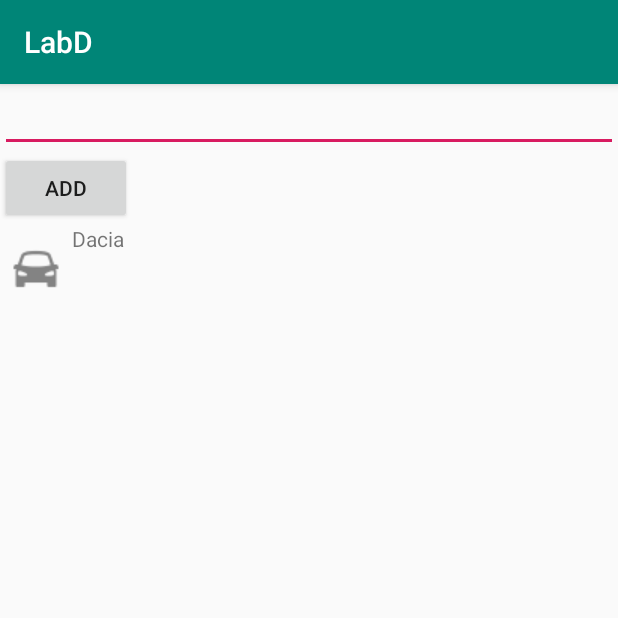
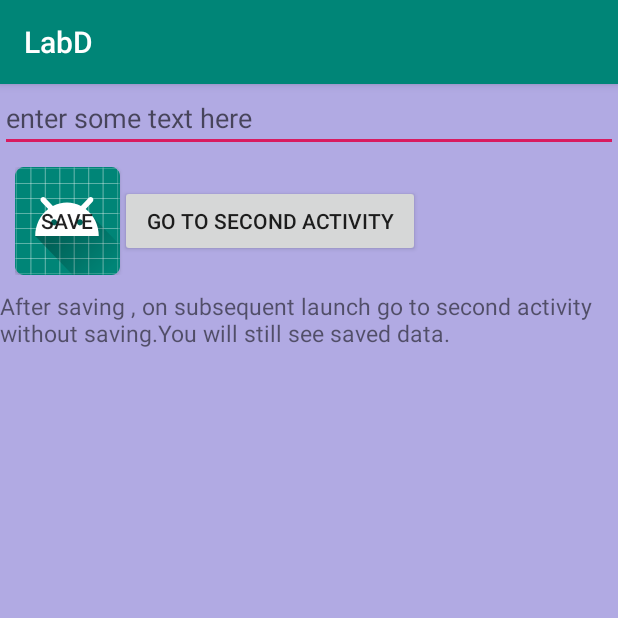
Before and after one commit to anehmee/Lab08Dapm, an Android app: the screen it shows after launch (MainActivity), on a phone screen of 412 x 824 dp, the top half of it. Run offline under Robolectric (Android 15) with nearby library versions, the phone set to English and light mode, and no system bars.

```diff
--- a/app/src/main/AndroidManifest.xml
+++ b/app/src/main/AndroidManifest.xml
@@ -9,6 +9,7 @@
         android:roundIcon="@mipmap/ic_launcher_round"
         android:supportsRtl="true"
         android:theme="@style/AppTheme">
+        <activity android:name=".SecondActivity"></activity>
         <activity android:name=".MainActivity">
             <intent-filter>
                 <action android:name="android.intent.action.MAIN" />
--- a/app/src/main/java/com/codiful/labd/Car.java
+++ /dev/null
@@ -1,31 +0,0 @@
-package com.codiful.labd;
-
-public class Car {
-     String name;
-     int imageResource ;
-
-     public Car() {
-
-     }
-
-     public String getName() {
-          return name;
-     }
-
-     public void setName(String name) {
-          this.name = name;
-     }
-
-     public int getImageResource() {
-          return imageResource;
-     }
-
-     public void setImageResource(int imageResource) {
-          this.imageResource = imageResource;
-     }
-
-     public Car(String name, int imageResource) {
-          this.name = name;
-          this.imageResource = imageResource;
-     }
-}
--- a/app/src/main/java/com/codiful/labd/CarAdapter.java
+++ /dev/null
@@ -1,65 +0,0 @@
-package com.codiful.labd;
-
-import android.app.Activity;
-import android.content.Context;
-import android.view.LayoutInflater;
-import android.view.View;
-import android.view.ViewGroup;
-import android.widget.BaseAdapter;
-
-import java.util.ArrayList;
-
-public class CarAdapter extends BaseAdapter{
-     Activity context;
-     ArrayList<Car> cars ;
-
-
-    public CarAdapter (Activity context) {
-        this.context = context;
-        cars = new ArrayList<>();
-
-    }
-
-    public void addCar(String nameCar, int resource){
-        Car car = new Car();
-        car.name = nameCar;
-       car.imageResource = resource;
-       cars.clear();
-        cars.add(car);
-        this.notifyDataSetChanged();
-    }
-
-    public View getView(int i, View view, ViewGroup viewGroup) {
-        View element;
-
-        LayoutInflater layoutInflater = context.getLayoutInflater();
-        element = layoutInflater.inflate(R.layout.list_item, null);
-        TagCar car = new TagCar();
-        car.nametxt = element.findViewById(R.id.iv_text_element);
-        car.img = element.findViewById(R.id.iv_image_element);
-        element.setTag(car);
-
-        TagCar tag = (TagCar) element.getTag();
-        tag.nametxt.setText(cars.get(i).name);
-        tag.img.setImageResource(cars.get(i).imageResource);
-        return element;
-    }
-
-
-    @Override
-    public int getCount() {
-        return cars.size();
-    }
-
-    @Override
-    public Object getItem(int position) {
-        return null;
-    }
-
-    @Override
-    public long getItemId(int position) {
-        return 0;
-    }
-
-
-}
--- a/app/src/main/java/com/codiful/labd/MainActivity.java
+++ b/app/src/main/java/com/codiful/labd/MainActivity.java
@@ -3,6 +3,7 @@ package com.codiful.labd;
 import androidx.appcompat.app.AppCompatActivity;
 
 import android.app.Activity;
+import android.app.AlertDialog;
 import android.content.Intent;
 import android.os.Bundle;
 import android.view.View;
@@ -15,40 +16,47 @@ import java.util.ArrayList;
 
 public class MainActivity extends AppCompatActivity {
 
-    private ListView listOfCars;
-    private static CarAdapter carAdapter;
-    private EditText addNewCar;
-    private Button addButton;
-    private ArrayList<Car> c ;
-    private void init(){
+    private Button save;
+    private Button activity;
+    private EditText input;
+    private MySharedPreference sh;
 
+    private void initView() {
+        save = (Button) findViewById(R.id.save);
+        activity = (Button) findViewById(R.id.btn2);
+        input = (EditText) findViewById(R.id.editText);
+
+        sh = new MySharedPreference(getApplicationContext());
+    }
+
+    private void SaveData() {
+        save.setOnClickListener(new View.OnClickListener() {
+            @Override
+            public void onClick(View v) {
+                sh.save(input.getText().toString());
+            }
+        });
+    }
+
+    private void OpenActivity() {
+        activity.setOnClickListener(new View.OnClickListener() {
+            @Override
+            public void onClick(View v) {
+                Intent i = new Intent(MainActivity.this, SecondActivity.class);
+                i.putExtra("no_value","Oops ! no data saved , this message is from intent");
+                startActivity(i);
+            }
+        });
     }
 
     @Override
     protected void onCreate(Bundle savedInstanceState) {
         super.onCreate(savedInstanceState);
         setContentView(R.layout.activity_main);
-        addNewCar =  (EditText) findViewById(R.id.editText);
-        addButton = (Button) findViewById(R.id.btn);
+        initView();
 
-        listOfCars = (ListView) findViewById(R.id.lv_list_cars);
-        carAdapter = new CarAdapter(MainActivity.this);
-        carAdapter.addCar("Dacia",R.drawable.lab_car_icon);
-        carAdapter.addCar("Dacia",R.drawable.lab_car_icon);
-
-        carAdapter.addCar("Dacia",R.drawable.lab_car_icon);
-
-        carAdapter.addCar("Dacia",R.drawable.lab_car_icon);
-        carAdapter.notifyDataSetChanged();
-        listOfCars.setAdapter(carAdapter);
-
-        addButton.setOnClickListener(new View.OnClickListener() {
-            @Override
-            public void onClick(View v) {
-                carAdapter.addCar(addNewCar.getText().toString(),R.drawable.lab_car_icon);
-            }
-        });
-
+        SaveData();
+        OpenActivity();
 
     }
 
--- /dev/null
+++ b/app/src/main/java/com/codiful/labd/MySharedPreference.java
@@ -0,0 +1,28 @@
+package com.codiful.labd;
+
+import android.content.Context;
+import android.content.SharedPreferences;
+
+public class MySharedPreference {
+        SharedPreferences settings;
+        SharedPreferences.Editor editor;
+
+        public MySharedPreference (Context context) {
+            settings= context.getSharedPreferences("MyPref", context.MODE_PRIVATE);
+             editor = settings.edit();
+        }
+
+        public void save(String text){
+            editor.putString("text", text);
+            editor.commit();
+        }
+
+        public String getValue(){
+           return  settings.getString("text"," ");
+        }
+
+        public void clearSharedPreferences(){
+            editor.clear();
+            editor.commit();
+        }
+    }
--- a/app/src/main/java/com/codiful/labd/TagCar.java
+++ /dev/null
@@ -1,9 +0,0 @@
-package com.codiful.labd;
-
-import android.widget.ImageView;
-import android.widget.TextView;
-
-public  class TagCar {
-     TextView nametxt;
-     ImageView img;
-}
--- a/app/src/main/res/layout/activity_main.xml
+++ b/app/src/main/res/layout/activity_main.xml
@@ -3,24 +3,38 @@
     xmlns:app="http://schemas.android.com/apk/res-auto"
     xmlns:tools="http://schemas.android.com/tools"
     android:layout_width="match_parent"
-    android:layout_height="wrap_content"
+    android:layout_height="match_parent"
     android:orientation="vertical"
-    tools:context=".MainActivity">
+    tools:context=".MainActivity"
+    android:background="#B1AAE3">
 
     <EditText
         android:layout_width="match_parent"
         android:layout_height="wrap_content"
+        android:hint="enter some text here"
         android:id="@+id/editText"/>
-    <Button
-        android:layout_width="wrap_content"
+    <LinearLayout
+        android:layout_width="match_parent"
         android:layout_height="wrap_content"
-        android:text="Add"
-        android:id="@+id/btn"></Button>
+        android:orientation="horizontal"
+        android:padding="10dp">
+        <Button
+            android:layout_width="70dp"
+            android:layout_height="wrap_content"
+            android:text="Save"
+            android:background="@mipmap/ic_launcher"
+            android:id="@+id/save"/>
+        <Button
+            android:layout_width="200dp"
+            android:layout_height="wrap_content"
+            android:text="go to second activity"
+            android:id="@+id/btn2"/>
 
-    <ListView
-        android:id="@+id/lv_list_cars"
-        android:layout_width="wrap_content"
-        android:layout_height="wrap_content"
-        ></ListView>
+    </LinearLayout>
 
+<TextView
+    android:layout_width="wrap_content"
+    android:layout_height="wrap_content"
+    android:text="After saving , on subsequent launch go to second activity without saving.You will still see saved data."
+    android:textSize="15dp"/>
 </LinearLayout>
--- a/app/src/main/res/layout/list_item.xml
+++ /dev/null
@@ -1,16 +0,0 @@
-<?xml version="1.0" encoding="utf-8"?>
-<LinearLayout xmlns:android="http://schemas.android.com/apk/res/android"
-    android:orientation="horizontal"
-    android:layout_width="wrap_content"
-    android:layout_height="wrap_content">
-
-    <ImageView
-        android:layout_width="wrap_content"
-        android:layout_height="wrap_content"
-        android:id="@+id/iv_image_element"/>
-    <TextView
-        android:layout_width="wrap_content"
-        android:layout_height="wrap_content"
-        android:id="@+id/iv_text_element"/>
-
-</LinearLayout>
```
Also changed, not shown: app/src/main/java/com/codiful/labd/SecondActivity.java (added, +43 -0 lines), app/src/main/res/layout/activity_second.xml (added, +15 -0 lines).
